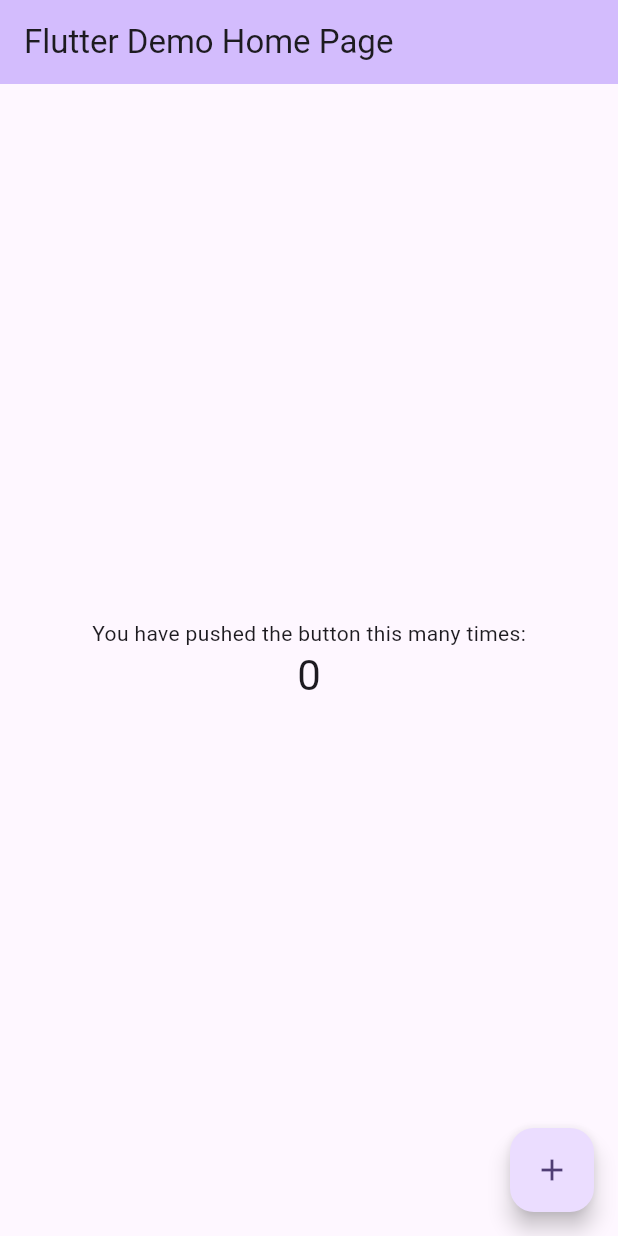
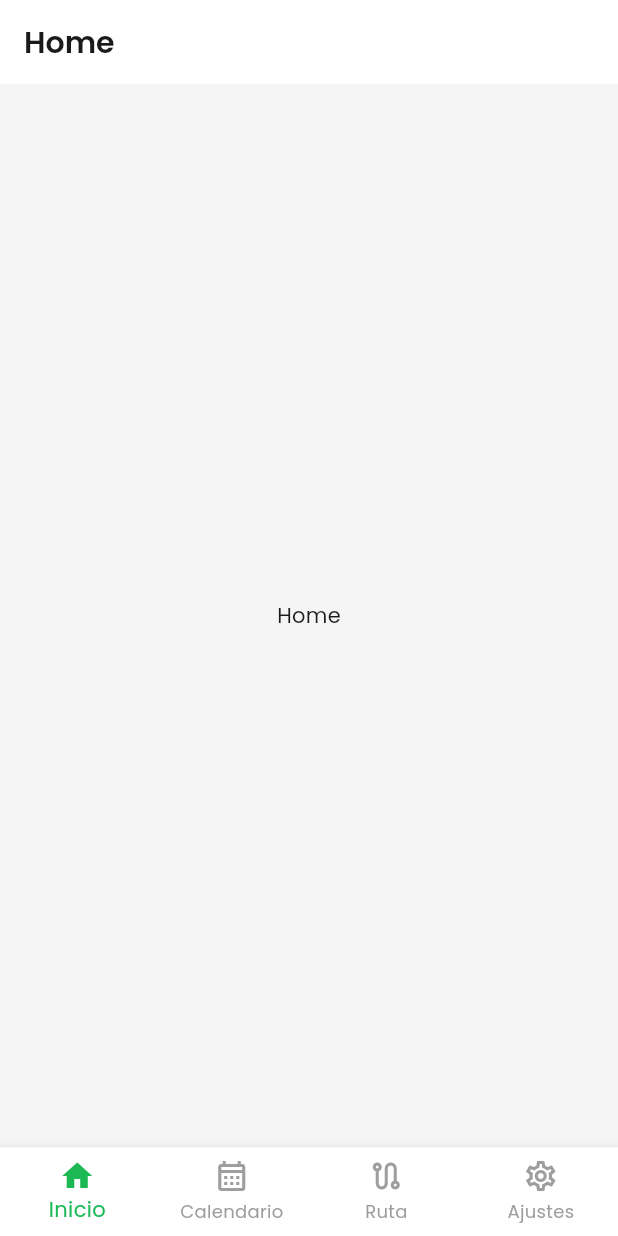
Before and after one commit to pablo-briceno-dev/ruta-placa-app, a Flutter app: the screen it shows after launch, on a phone screen of 412 x 824 dp. Run offline on Flutter 3.47's test engine with Material 3 defaults, Android fonts, the phone set to English and light mode, and no system bars; our stand-ins replace flutter_riverpod, go_router, shared_preferences.

Commit message:
updating project

```diff
--- /dev/null
+++ b/lib/core/router.dart
@@ -0,0 +1,13 @@
+import 'package:go_router/go_router.dart';
+import 'package:ruta_placa/screens/home/home_screen.dart';
+import 'package:ruta_placa/widgets/main_shell_widget.dart';
+
+final appRouter = GoRouter(
+  initialLocation: '/',
+  routes: [
+    ShellRoute(
+      builder: (context, state, child) => MainShellWidget(child: child),
+      routes: [GoRoute(path: '/', builder: (_, _) => const HomeScreen())],
+    ),
+  ],
+);
--- /dev/null
+++ b/lib/core/theme.dart
@@ -0,0 +1,237 @@
+import 'package:flutter/material.dart';
+import 'package:flutter/services.dart';
+
+class RutaPlacaTheme {
+  RutaPlacaTheme._();
+
+  // ── Paleta de colores de marca ──────────────────────────
+  static const _primaryGreen = Color(0xFF1DB954); // verde vía libre
+  static const _primaryGreenDark = Color(0xFF17A349);
+  static const _errorRed = Color(0xFFE53935);
+  // static const _warningAmber = Color(0xFFFFA000);
+  static const _surfaceLight = Color(0xFFF5F5F5);
+  static const _surfaceDark = Color(0xFF1E1E1E);
+  static const _cardLight = Color(0xFFFFFFFF);
+  static const _cardDark = Color(0xFF2A2A2A);
+  static const _bgDark = Color(0xFF121212);
+
+  // ── Tipografía compartida ───────────────────────────────
+  static const _textTheme = TextTheme(
+    displayLarge: TextStyle(
+      fontFamily: 'Poppins',
+      fontWeight: FontWeight.w600,
+      fontSize: 32,
+    ),
+    displayMedium: TextStyle(
+      fontFamily: 'Poppins',
+      fontWeight: FontWeight.w600,
+      fontSize: 28,
+    ),
+    headlineLarge: TextStyle(
+      fontFamily: 'Poppins',
+      fontWeight: FontWeight.w600,
+      fontSize: 24,
+    ),
+    headlineMedium: TextStyle(
+      fontFamily: 'Poppins',
+      fontWeight: FontWeight.w600,
+      fontSize: 20,
+    ),
+    titleLarge: TextStyle(
+      fontFamily: 'Poppins',
+      fontWeight: FontWeight.w600,
+      fontSize: 18,
+    ),
+    titleMedium: TextStyle(
+      fontFamily: 'Poppins',
+      fontWeight: FontWeight.w500,
+      fontSize: 16,
+    ),
+    titleSmall: TextStyle(
+      fontFamily: 'Poppins',
+      fontWeight: FontWeight.w500,
+      fontSize: 14,
+    ),
+    bodyLarge: TextStyle(fontFamily: 'Poppins', fontSize: 16, height: 1.5),
+    bodyMedium: TextStyle(fontFamily: 'Poppins', fontSize: 14, height: 1.5),
+    bodySmall: TextStyle(fontFamily: 'Poppins', fontSize: 12, height: 1.4),
+    labelLarge: TextStyle(
+      fontFamily: 'Poppins',
+      fontWeight: FontWeight.w600,
+      fontSize: 14,
+    ),
+  );
+
+  // ── TEMA CLARO ──────────────────────────────────────────
+  static final ThemeData light = ThemeData(
+    useMaterial3: true,
+    brightness: Brightness.light,
+    colorScheme: ColorScheme.fromSeed(
+      seedColor: _primaryGreen,
+      brightness: Brightness.light,
+      primary: _primaryGreen,
+      secondary: _primaryGreenDark,
+      error: _errorRed,
+      surface: _cardLight,
+      surfaceContainerHighest: _surfaceLight,
+    ),
+    textTheme: _textTheme,
+    appBarTheme: const AppBarTheme(
+      backgroundColor: _cardLight,
+      foregroundColor: Color(0xFF1A1A1A),
+      elevation: 0,
+      centerTitle: false,
+      titleTextStyle: TextStyle(
+        fontFamily: 'Poppins',
+        fontWeight: FontWeight.w600,
+        fontSize: 20,
+        color: Color(0xFF1A1A1A),
+      ),
+      systemOverlayStyle: SystemUiOverlayStyle.dark,
+    ),
+    bottomNavigationBarTheme: const BottomNavigationBarThemeData(
+      backgroundColor: _cardLight,
+      selectedItemColor: _primaryGreen,
+      unselectedItemColor: Color(0xFF9E9E9E),
+      showSelectedLabels: true,
+      showUnselectedLabels: true,
+      type: BottomNavigationBarType.fixed,
+      elevation: 8,
+    ),
+    cardTheme: CardThemeData(
+      color: _cardLight,
+      elevation: 0,
+      shape: RoundedRectangleBorder(
+        borderRadius: BorderRadius.circular(16),
+        side: const BorderSide(color: Color(0xFFE0E0E0), width: 1),
+      ),
+    ),
+    inputDecorationTheme: InputDecorationTheme(
+      filled: true,
+      fillColor: _surfaceLight,
+      border: OutlineInputBorder(
+        borderRadius: BorderRadius.circular(12),
+        borderSide: const BorderSide(color: Color(0xFFE0E0E0)),
+      ),
+      enabledBorder: OutlineInputBorder(
+        borderRadius: BorderRadius.circular(12),
+        borderSide: const BorderSide(color: Color(0xFFE0E0E0)),
+      ),
+      focusedBorder: OutlineInputBorder(
+        borderRadius: BorderRadius.circular(12),
+        borderSide: const BorderSide(color: _primaryGreen, width: 2),
+      ),
+    ),
+    elevatedButtonTheme: ElevatedButtonThemeData(
+      style: ElevatedButton.styleFrom(
+        backgroundColor: _primaryGreen,
+        foregroundColor: Colors.white,
+        padding: const EdgeInsets.symmetric(vertical: 16, horizontal: 24),
+        shape: RoundedRectangleBorder(borderRadius: BorderRadius.circular(12)),
+        textStyle: const TextStyle(
+          fontFamily: 'Poppins',
+          fontWeight: FontWeight.w600,
+          fontSize: 15,
+        ),
+      ),
+    ),
+    chipTheme: ChipThemeData(
+      backgroundColor: _surfaceLight,
+      selectedColor: _primaryGreen.withValues(alpha: 0.15),
+      labelStyle: const TextStyle(fontFamily: 'Poppins', fontSize: 13),
+      shape: RoundedRectangleBorder(borderRadius: BorderRadius.circular(8)),
+    ),
+    scaffoldBackgroundColor: _surfaceLight,
+    dividerColor: const Color(0xFFE0E0E0),
+  );
+
+  // ── TEMA OSCURO ─────────────────────────────────────────
+  static final ThemeData dark = ThemeData(
+    useMaterial3: true,
+    brightness: Brightness.dark,
+    colorScheme: ColorScheme.fromSeed(
+      seedColor: _primaryGreen,
+      brightness: Brightness.dark,
+      primary: _primaryGreen,
+      secondary: _primaryGreenDark,
+      error: _errorRed,
+      surface: _cardDark,
+      surfaceContainerHighest: _surfaceDark,
+    ),
+    textTheme: _textTheme.apply(
+      bodyColor: const Color(0xFFE0E0E0),
+      displayColor: const Color(0xFFFFFFFF),
+    ),
+    appBarTheme: const AppBarTheme(
+      backgroundColor: _cardDark,
+      foregroundColor: Color(0xFFFFFFFF),
+      elevation: 0,
+      centerTitle: false,
+      titleTextStyle: TextStyle(
+        fontFamily: 'Poppins',
+        fontWeight: FontWeight.w600,
+        fontSize: 20,
+        color: Colors.white,
+      ),
+      systemOverlayStyle: SystemUiOverlayStyle.light,
+    ),
+    bottomNavigationBarTheme: const BottomNavigationBarThemeData(
+      backgroundColor: _cardDark,
+      selectedItemColor: _primaryGreen,
+      unselectedItemColor: Color(0xFF757575),
+      showSelectedLabels: true,
+      showUnselectedLabels: true,
+      type: BottomNavigationBarType.fixed,
+      elevation: 8,
+    ),
+    cardTheme: CardThemeData(
+      color: _cardDark,
+      elevation: 0,
+      shape: RoundedRectangleBorder(
+        borderRadius: BorderRadius.circular(16),
+        side: const BorderSide(color: Color(0xFF3A3A3A), width: 1),
+      ),
+    ),
+    inputDecorationTheme: InputDecorationTheme(
+      filled: true,
+      fillColor: const Color(0xFF2A2A2A),
+      border: OutlineInputBorder(
+        borderRadius: BorderRadius.circular(12),
+        borderSide: const BorderSide(color: Color(0xFF3A3A3A)),
+      ),
+      enabledBorder: OutlineInputBorder(
+        borderRadius: BorderRadius.circular(12),
+        borderSide: const BorderSide(color: Color(0xFF3A3A3A)),
+      ),
+      focusedBorder: OutlineInputBorder(
+        borderRadius: BorderRadius.circular(12),
+        borderSide: const BorderSide(color: _primaryGreen, width: 2),
+      ),
+    ),
+    elevatedButtonTheme: ElevatedButtonThemeData(
+      style: ElevatedButton.styleFrom(
+        backgroundColor: _primaryGreen,
+        foregroundColor: Colors.white,
+        padding: const EdgeInsets.symmetric(vertical: 16, horizontal: 24),
+        shape: RoundedRectangleBorder(borderRadius: BorderRadius.circular(12)),
+        textStyle: const TextStyle(
+          fontFamily: 'Poppins',
+          fontWeight: FontWeight.w600,
+          fontSize: 15,
+        ),
+      ),
+    ),
+    chipTheme: ChipThemeData(
+      backgroundColor: const Color(0xFF2A2A2A),
+      selectedColor: _primaryGreen.withValues(alpha: 0.2),
+      labelStyle: const TextStyle(
+        fontFamily: 'Poppins',
+        fontSize: 13,
+        color: Color(0xFFE0E0E0),
+      ),
+      shape: RoundedRectangleBorder(borderRadius: BorderRadius.circular(8)),
+    ),
+    scaffoldBackgroundColor: _bgDark,
+    dividerColor: const Color(0xFF3A3A3A),
+  );
+}
--- a/lib/main.dart
+++ b/lib/main.dart
@@ -1,122 +1,37 @@
 import 'package:flutter/material.dart';
+import 'package:flutter_localizations/flutter_localizations.dart';
+import 'package:flutter_riverpod/flutter_riverpod.dart';
+import 'package:ruta_placa/core/router.dart';
+import 'package:ruta_placa/core/theme.dart';
+import 'package:ruta_placa/providers/theme_provider.dart';
 
 void main() {
-  runApp(const MyApp());
+  WidgetsFlutterBinding.ensureInitialized();
+
+  runApp(const ProviderScope(child: MyApp()));
 }
 
-class MyApp extends StatelessWidget {
+class MyApp extends ConsumerWidget {
   const MyApp({super.key});
 
   // This widget is the root of your application.
   @override
-  Widget build(BuildContext context) {
-    return MaterialApp(
-      title: 'Flutter Demo',
-      theme: ThemeData(
-        // This is the theme of your application.
-        //
-        // TRY THIS: Try running your application with "flutter run". You'll see
-        // the application has a purple toolbar. Then, without quitting the app,
-        // try changing the seedColor in the colorScheme below to Colors.green
-        // and then invoke "hot reload" (save your changes or press the "hot
-        // reload" button in a Flutter-supported IDE, or press "r" if you used
-        // the command line to start the app).
-        //
-        // Notice that the counter didn't reset back to zero; the application
-        // state is not lost during the reload. To reset the state, use hot
-        // restart instead.
-        //
-        // This works for code too, not just values: Most code changes can be
-        // tested with just a hot reload.
-        colorScheme: .fromSeed(seedColor: Colors.deepPurple),
-      ),
-      home: const MyHomePage(title: 'Flutter Demo Home Page'),
+  Widget build(BuildContext context, WidgetRef ref) {
+    final themeMode = ref.watch(themeModeProvider);
+
+    return MaterialApp.router(
+      title: 'RutaPlaca',
+      debugShowCheckedModeBanner: false,
+      theme: RutaPlacaTheme.light,
+      darkTheme: RutaPlacaTheme.dark,
+      themeMode: themeMode,
+      routerConfig: appRouter,
+      localizationsDelegates: const [
+        GlobalMaterialLocalizations.delegate,
+        GlobalWidgetsLocalizations.delegate,
+        GlobalCupertinoLocalizations.delegate,
+      ],
+      supportedLocales: const [Locale('es', 'CO')],
     );
   }
 }
-
-class MyHomePage extends StatefulWidget {
-  const MyHomePage({super.key, required this.title});
-
-  // This widget is the home page of your application. It is stateful, meaning
-  // that it has a State object (defined below) that contains fields that affect
-  // how it looks.
-
-  // This class is the configuration for the state. It holds the values (in this
-  // case the title) provided by the parent (in this case the App widget) and
-  // used by the build method of the State. Fields in a Widget subclass are
-  // always marked "final".
-
-  final String title;
-
-  @override
-  State<MyHomePage> createState() => _MyHomePageState();
-}
-
-class _MyHomePageState extends State<MyHomePage> {
-  int _counter = 0;
-
-  void _incrementCounter() {
-    setState(() {
-      // This call to setState tells the Flutter framework that something has
-      // changed in this State, which causes it to rerun the build method below
-      // so that the display can reflect the updated values. If we changed
-      // _counter without calling setState(), then the build method would not be
-      // called again, and so nothing would appear to happen.
-      _counter++;
-    });
-  }
-
-  @override
-  Widget build(BuildContext context) {
-    // This method is rerun every time setState is called, for instance as done
-    // by the _incrementCounter method above.
-    //
-    // The Flutter framework has been optimized to make rerunning build methods
-    // fast, so that you can just rebuild anything that needs updating rather
-    // than having to individually change instances of widgets.
-    return Scaffold(
-      appBar: AppBar(
-        // TRY THIS: Try changing the color here to a specific color (to
-        // Colors.amber, perhaps?) and trigger a hot reload to see the AppBar
-        // change color while the other colors stay the same.
-        backgroundColor: Theme.of(context).colorScheme.inversePrimary,
-        // Here we take the value from the MyHomePage object that was created by
-        // the App.build method, and use it to set our appbar title.
-        title: Text(widget.title),
-      ),
-      body: Center(
-        // Center is a layout widget. It takes a single child and positions it
-        // in the middle of the parent.
-        child: Column(
-          // Column is also a layout widget. It takes a list of children and
-          // arranges them vertically. By default, it sizes itself to fit its
-          // children horizontally, and tries to be as tall as its parent.
-          //
-          // Column has various properties to control how it sizes itself and
-          // how it positions its children. Here we use mainAxisAlignment to
-          // center the children vertically; the main axis here is the vertical
-          // axis because Columns are vertical (the cross axis would be
-          // horizontal).
-          //
-          // TRY THIS: Invoke "debug painting" (choose the "Toggle Debug Paint"
-          // action in the IDE, or press "p" in the console), to see the
-          // wireframe for each widget.
-          mainAxisAlignment: .center,
-          children: [
-            const Text('You have pushed the button this many times:'),
-            Text(
-              '$_counter',
-              style: Theme.of(context).textTheme.headlineMedium,
-            ),
-          ],
-        ),
-      ),
-      floatingActionButton: FloatingActionButton(
-        onPressed: _incrementCounter,
-        tooltip: 'Increment',
-        child: const Icon(Icons.add),
-      ),
-    );
-  }
-}
--- /dev/null
+++ b/lib/providers/theme_provider.dart
@@ -0,0 +1,39 @@
+import 'package:flutter/material.dart';
+import 'package:flutter_riverpod/legacy.dart';
+import 'package:shared_preferences/shared_preferences.dart';
+
+final themeModeProvider = StateNotifierProvider<ThemeModeNotifier, ThemeMode>((
+  ref,
+) {
+  return ThemeModeNotifier();
+});
+
+class ThemeModeNotifier extends StateNotifier<ThemeMode> {
+  ThemeModeNotifier() : super(ThemeMode.system) {
+    _load();
+  }
+
+  Future<void> _load() async {
+    final prefs = await SharedPreferences.getInstance();
+    final saved = prefs.getString('theme_mode');
+    if (saved == 'dark') state = ThemeMode.dark;
+    if (saved == 'light') state = ThemeMode.light;
+    // si no hay nada guardado, queda en ThemeMode.system
+  }
+
+  Future<void> toggle() async {
+    state = state == ThemeMode.dark ? ThemeMode.light : ThemeMode.dark;
+    final prefs = await SharedPreferences.getInstance();
+    await prefs.setString(
+      'theme_mode',
+      state == ThemeMode.dark ? 'dark' : 'light',
+    );
+    // ← sin notifyListeners(). state = ... ya notifica solo.
+  }
+
+  Future<void> setMode(ThemeMode mode) async {
+    state = mode;
+    final prefs = await SharedPreferences.getInstance();
+    await prefs.setString('theme_mode', mode.name); // 'system', 'light', 'dark'
+  }
+}
--- /dev/null
+++ b/lib/screens/home/home_screen.dart
@@ -0,0 +1,13 @@
+import 'package:flutter/material.dart';
+
+class HomeScreen extends StatelessWidget {
+  const HomeScreen({super.key});
+
+  @override
+  Widget build(BuildContext context) {
+    return Scaffold(
+      appBar: AppBar(title: const Text('Home')),
+      body: const Center(child: Text('Home')),
+    );
+  }
+}
--- /dev/null
+++ b/lib/widgets/main_shell_widget.dart
@@ -0,0 +1,67 @@
+import 'package:flutter/material.dart';
+import 'package:go_router/go_router.dart';
+
+class MainShellWidget extends StatelessWidget {
+  final Widget child;
+
+  const MainShellWidget({super.key, required this.child});
+
+  int _locationToIndex(String location) {
+    if (location.startsWith('/calendar')) return 1;
+    if (location.startsWith('/route')) return 2;
+    if (location.startsWith('/settings')) return 3;
+    return 0;
+  }
+
+  @override
+  Widget build(BuildContext context) {
+    final location = GoRouterState.of(context).uri.toString();
+    debugPrint('location: $location');
+    final currentIndex = _locationToIndex(location);
+
+    return Scaffold(
+      body: child,
+      bottomNavigationBar: BottomNavigationBar(
+        currentIndex: currentIndex,
+        onTap: (i) {
+          switch (i) {
+            case 0:
+              context.go('/');
+              break;
+            case 1:
+              context.go('/calendar');
+              break;
+            case 2:
+              context.go('/route');
+              break;
+            case 3:
+              context.go('/settings');
+              break;
+          }
+        },
+        items: [
+          BottomNavigationBarItem(
+            icon: const Icon(Icons.home_outlined),
+            activeIcon: const Icon(Icons.home),
+            label: 'Inicio',
+          ),
+          BottomNavigationBarItem(
+            icon: const Icon(Icons.calendar_month_outlined),
+            activeIcon: const Icon(Icons.calendar_month),
+            label: 'Calendario',
+          ),
+          BottomNavigationBarItem(
+            icon: const Icon(Icons.route_outlined),
+            activeIcon: const Icon(Icons.route),
+            label: 'Ruta',
+          ),
+          BottomNavigationBarItem(
+            icon: const Icon(Icons.settings_outlined),
+            activeIcon: const Icon(Icons.settings),
+            label: 'Ajustes',
+          ),
+        ],
+      ),
+    );
+  }
+}
```
Also changed, not shown: pubspec.yaml (+15 -45 lines), assets/fonts/Poppins-Regular.ttf (added), assets/fonts/Poppins-SemiBold.ttf (added), pubspec.lock, 5 other files.
